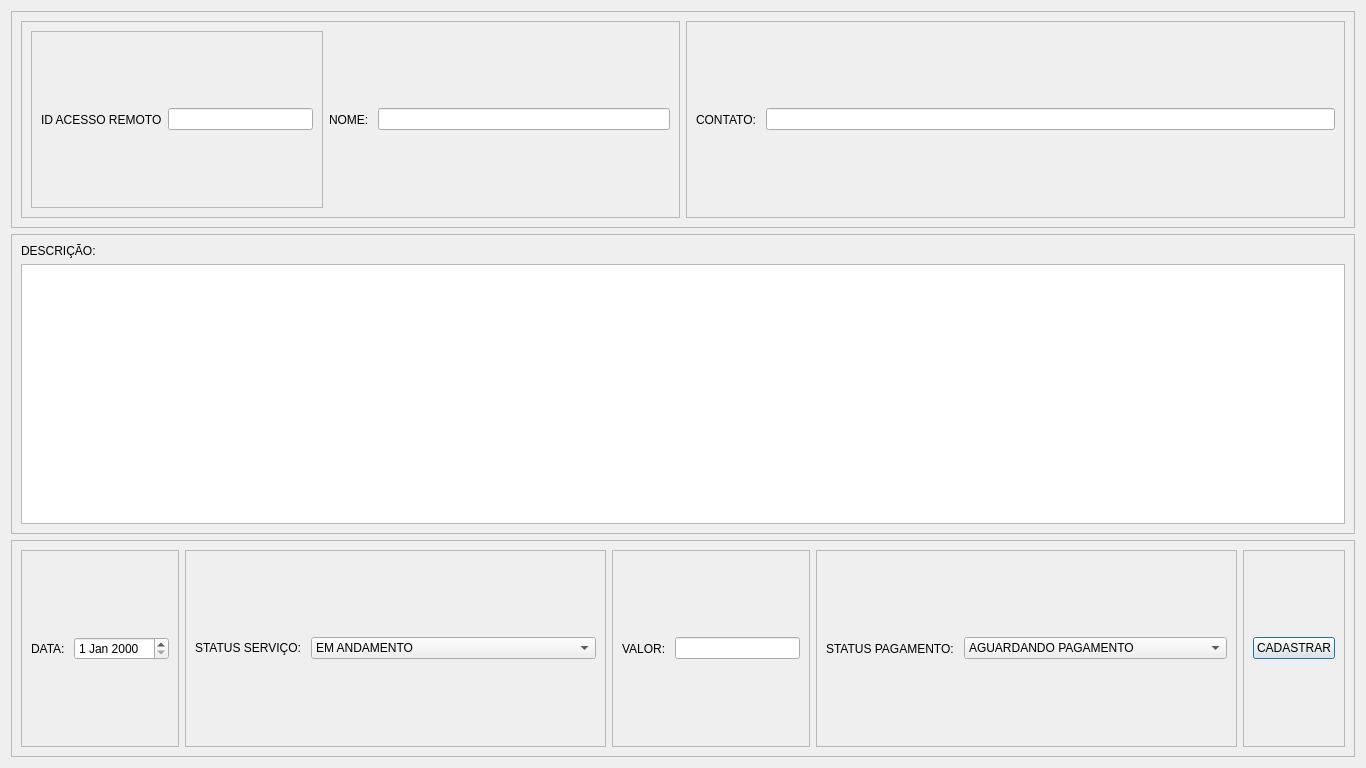
The window that ui/create_window.ui (AlyssonMartinsDev/WorkWorders-Controller) describes before a commit, drawn with Qt 5.
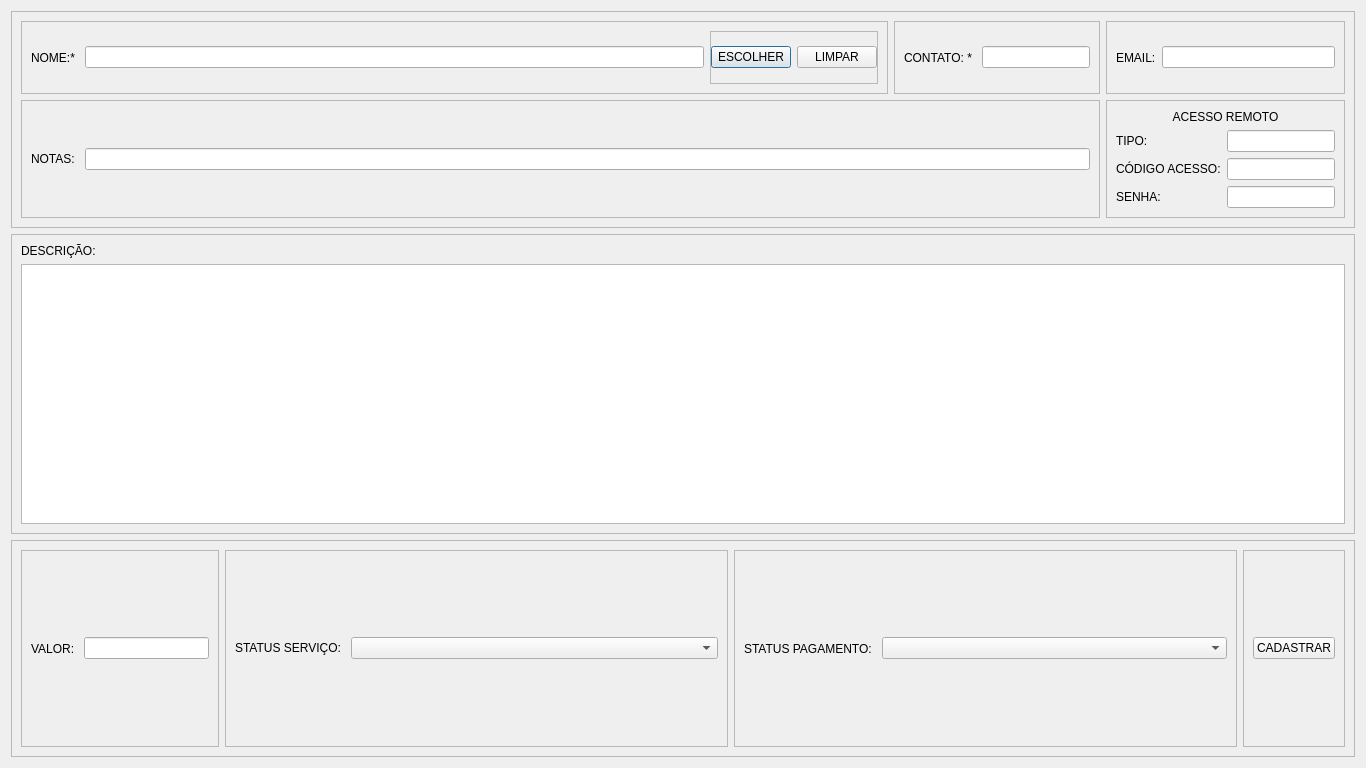
The same window after the commit.

The edit to the form file:
```diff
--- a/ui/create_window.ui
+++ b/ui/create_window.ui
@@ -25,8 +25,8 @@
   <property name="windowTitle">
    <string>Dialog</string>
   </property>
-  <layout class="QVBoxLayout" name="verticalLayout">
-   <item>
+  <layout class="QGridLayout" name="gridLayout_2">
+   <item row="0" column="0">
     <widget class="QFrame" name="frame">
      <property name="frameShape">
       <enum>QFrame::Shape::StyledPanel</enum>
@@ -34,8 +34,126 @@
      <property name="frameShadow">
       <enum>QFrame::Shadow::Raised</enum>
      </property>
-     <layout class="QHBoxLayout" name="horizontalLayout">
-      <item>
+     <layout class="QGridLayout" name="gridLayout" rowstretch="0,0" columnstretch="1,0,0">
+      <item row="1" column="0" colspan="2">
+       <widget class="QFrame" name="frame_12">
+        <property name="frameShape">
+         <enum>QFrame::Shape::StyledPanel</enum>
+        </property>
+        <property name="frameShadow">
+         <enum>QFrame::Shadow::Raised</enum>
+        </property>
+        <layout class="QHBoxLayout" name="horizontalLayout_11">
+         <item>
+          <widget class="QLabel" name="label_10">
+           <property name="text">
+            <string>NOTAS: </string>
+           </property>
+          </widget>
+         </item>
+         <item>
+          <widget class="QLineEdit" name="lineEdit_notes"/>
+         </item>
+        </layout>
+       </widget>
+      </item>
+      <item row="0" column="1">
+       <widget class="QFrame" name="frame_5">
+        <property name="frameShape">
+         <enum>QFrame::Shape::StyledPanel</enum>
+        </property>
+        <property name="frameShadow">
+         <enum>QFrame::Shadow::Raised</enum>
+        </property>
+        <layout class="QHBoxLayout" name="horizontalLayout_3">
+         <item>
+          <widget class="QLabel" name="label_2">
+           <property name="text">
+            <string>CONTATO: * </string>
+           </property>
+          </widget>
+         </item>
+         <item>
+          <widget class="QLineEdit" name="lineEdit_phone"/>
+         </item>
+        </layout>
+       </widget>
+      </item>
+      <item row="0" column="2">
+       <widget class="QFrame" name="frame_13">
+        <property name="frameShape">
+         <enum>QFrame::Shape::StyledPanel</enum>
+        </property>
+        <property name="frameShadow">
+         <enum>QFrame::Shadow::Raised</enum>
+        </property>
+        <layout class="QHBoxLayout" name="horizontalLayout">
+         <item>
+          <widget class="QLabel" name="label_9">
+           <property name="text">
+            <string>EMAIL:</string>
+           </property>
+          </widget>
+         </item>
+         <item>
+          <widget class="QLineEdit" name="lineEdit_email"/>
+         </item>
+        </layout>
+       </widget>
+      </item>
+      <item row="1" column="2">
+       <widget class="QFrame" name="frame_6">
+        <property name="frameShape">
+         <enum>QFrame::Shape::StyledPanel</enum>
+        </property>
+        <property name="frameShadow">
+         <enum>QFrame::Shadow::Raised</enum>
+        </property>
+        <layout class="QGridLayout" name="gridLayout_3">
+         <item row="1" column="1">
+          <widget class="QLineEdit" name="lineEdit_type"/>
+         </item>
+         <item row="2" column="1">
+          <widget class="QLineEdit" name="lineEdit_code"/>
+         </item>
+         <item row="3" column="1">
+          <widget class="QLineEdit" name="lineEdit_password"/>
+         </item>
+         <item row="3" column="0">
+          <widget class="QLabel" name="label_5">
+           <property name="text">
+            <string>SENHA: </string>
+           </property>
+          </widget>
+         </item>
+         <item row="1" column="0">
+          <widget class="QLabel" name="label_3">
+           <property name="text">
+            <string>TIPO:</string>
+           </property>
+          </widget>
+         </item>
+         <item row="2" column="0">
+          <widget class="QLabel" name="label_11">
+           <property name="text">
+            <string>CÓDIGO ACESSO:</string>
+           </property>
+          </widget>
+         </item>
+         <item row="0" column="0" colspan="2">
+          <widget class="QLabel" name="label_12">
+           <property name="text">
+            <string>ACESSO REMOTO</string>
+           </property>
+           <property name="alignment">
+            <set>Qt::AlignmentFlag::AlignCenter</set>
+           </property>
+          </widget>
+         </item>
+        </layout>
+       </widget>
+      </item>
+      <item row="0" column="0">
        <widget class="QFrame" name="frame_4">
         <property name="frameShape">
          <enum>QFrame::Shape::StyledPanel</enum>
@@ -45,7 +163,17 @@
         </property>
         <layout class="QHBoxLayout" name="horizontalLayout_2">
          <item>
-          <widget class="QFrame" name="frame_6">
+          <widget class="QLabel" name="label">
+           <property name="text">
+            <string>NOME:* </string>
+           </property>
+          </widget>
+         </item>
+         <item>
+          <widget class="QLineEdit" name="lineEdit_name"/>
+         </item>
+         <item>
+          <widget class="QFrame" name="frame_8">
            <property name="frameShape">
             <enum>QFrame::Shape::StyledPanel</enum>
            </property>
@@ -53,51 +181,35 @@
             <enum>QFrame::Shadow::Raised</enum>
            </property>
            <layout class="QHBoxLayout" name="horizontalLayout_4">
+            <property name="leftMargin">
+             <number>0</number>
+            </property>
+            <property name="topMargin">
+             <number>0</number>
+            </property>
+            <property name="rightMargin">
+             <number>0</number>
+            </property>
+            <property name="bottomMargin">
+             <number>0</number>
+            </property>
             <item>
-             <widget class="QLabel" name="label_3">
+             <widget class="QPushButton" name="lookupButton">
               <property name="text">
-               <string>ID ACESSO REMOTO</string>
+               <string>ESCOLHER</string>
               </property>
              </widget>
             </item>
             <item>
-             <widget class="QLineEdit" name="lineEdit_idAccessRemote"/>
+             <widget class="QPushButton" name="button_clear">
+              <property name="text">
+               <string>LIMPAR</string>
+              </property>
+             </widget>
             </item>
            </layout>
           </widget>
          </item>
-         <item>
-          <widget class="QLabel" name="label">
-           <property name="text">
-            <string>NOME: </string>
-           </property>
-          </widget>
-         </item>
-         <item>
-          <widget class="QLineEdit" name="lineEdit_name"/>
-         </item>
-        </layout>
-       </widget>
-      </item>
-      <item>
-       <widget class="QFrame" name="frame_5">
-        <property name="frameShape">
-         <enum>QFrame::Shape::StyledPanel</enum>
-        </property>
-        <property name="frameShadow">
-         <enum>QFrame::Shadow::Raised</enum>
-        </property>
-        <layout class="QHBoxLayout" name="horizontalLayout_3">
-         <item>
-          <widget class="QLabel" name="label_2">
-           <property name="text">
-            <string>CONTATO: </string>
-           </property>
-          </widget>
-         </item>
-         <item>
-          <widget class="QLineEdit" name="lineEdit_phone"/>
-         </item>
         </layout>
        </widget>
       </item>
@@ -132,7 +244,7 @@
      </layout>
     </widget>
    </item>
-   <item>
+   <item row="2" column="0">
     <widget class="QFrame" name="frame_3">
      <property name="frameShape">
       <enum>QFrame::Shape::StyledPanel</enum>
@@ -140,87 +252,7 @@
      <property name="frameShadow">
       <enum>QFrame::Shadow::Raised</enum>
      </property>
-     <layout class="QHBoxLayout" name="horizontalLayout_5" stretch="0,1,0,1,0">
-      <item alignment="Qt::AlignmentFlag::AlignHCenter">
-       <widget class="QFrame" name="frame_8">
-        <property name="frameShape">
-         <enum>QFrame::Shape::StyledPanel</enum>
-        </property>
-        <property name="frameShadow">
-         <enum>QFrame::Shadow::Raised</enum>
-        </property>
-        <layout class="QHBoxLayout" name="horizontalLayout_6">
-         <item>
-          <widget class="QLabel" name="label_5">
-           <property name="text">
-            <string>DATA: </string>
-           </property>
-          </widget>
-         </item>
-         <item>
-          <widget class="QDateEdit" name="dateEdit">
-           <property name="minimumSize">
-            <size>
-             <width>87</width>
-             <height>21</height>
-            </size>
-           </property>
-           <property name="timeSpec">
-            <enum>Qt::TimeSpec::LocalTime</enum>
-           </property>
-          </widget>
-         </item>
-        </layout>
-       </widget>
-      </item>
-      <item>
-       <widget class="QFrame" name="frame_7">
-        <property name="frameShape">
-         <enum>QFrame::Shape::StyledPanel</enum>
-        </property>
-        <property name="frameShadow">
-         <enum>QFrame::Shadow::Raised</enum>
-        </property>
-        <layout class="QHBoxLayout" name="horizontalLayout_9" stretch="0,1">
-         <item alignment="Qt::AlignmentFlag::AlignVCenter">
-          <widget class="QLabel" name="label_8">
-           <property name="text">
-            <string>STATUS SERVIÇO: </string>
-           </property>
-          </widget>
-         </item>
-         <item>
-          <widget class="QComboBox" name="comboBox_statusService">
-           <item>
-            <property name="text">
-             <string>EM ANDAMENTO</string>
-            </property>
-           </item>
-           <item>
-            <property name="text">
-             <string>FINALIZADO</string>
-            </property>
-           </item>
-           <item>
-            <property name="text">
-             <string>AGUARDANDO FORMATAÇÃO</string>
-            </property>
-           </item>
-           <item>
-            <property name="text">
-             <string>AGUARDADNO APROVAÇÃO</string>
-            </property>
-           </item>
-           <item>
-            <property name="text">
-             <string>REJEITADO</string>
-            </property>
-           </item>
-          </widget>
-         </item>
-        </layout>
-       </widget>
-      </item>
+     <layout class="QHBoxLayout" name="horizontalLayout_5" stretch="0,1,1,0">
       <item>
        <widget class="QFrame" name="frame_10">
         <property name="frameShape">
@@ -250,6 +282,28 @@
         </layout>
        </widget>
       </item>
+      <item>
+       <widget class="QFrame" name="frame_7">
+        <property name="frameShape">
+         <enum>QFrame::Shape::StyledPanel</enum>
+        </property>
+        <property name="frameShadow">
+         <enum>QFrame::Shadow::Raised</enum>
+        </property>
+        <layout class="QHBoxLayout" name="horizontalLayout_9" stretch="0,1">
+         <item alignment="Qt::AlignmentFlag::AlignVCenter">
+          <widget class="QLabel" name="label_8">
+           <property name="text">
+            <string>STATUS SERVIÇO: </string>
+           </property>
+          </widget>
+         </item>
+         <item>
+          <widget class="QComboBox" name="comboBox_statusService"/>
+         </item>
+        </layout>
+       </widget>
+      </item>
       <item>
        <widget class="QFrame" name="frame_9">
         <property name="frameShape">
@@ -267,18 +321,7 @@
           </widget>
          </item>
          <item>
-          <widget class="QComboBox" name="comboBox_statusPayment">
-           <item>
-            <property name="text">
-             <string>AGUARDANDO PAGAMENTO</string>
-            </property>
-           </item>
-           <item>
-            <property name="text">
-             <string>PAGO</string>
-            </property>
-           </item>
-          </widget>
+          <widget class="QComboBox" name="comboBox_statusPayment"/>
          </item>
         </layout>
        </widget>
```
Left out of the diff: 18 changed lines with no effect on the pictures.
